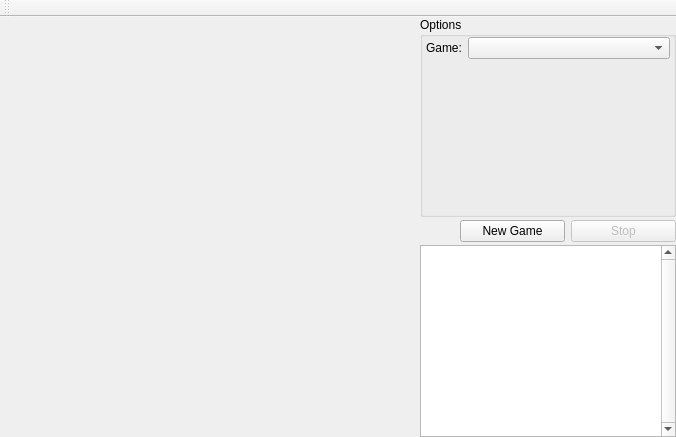
The window that src/chess/chess.ui (alekho77/chai) describes before a commit, drawn with Qt 5.
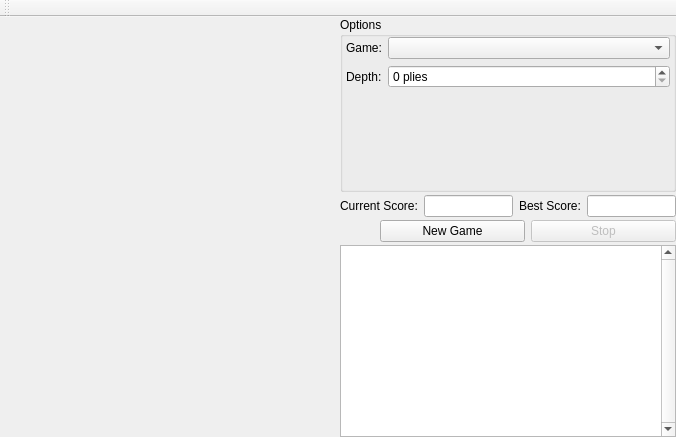
The same window after the commit. Icons and pictures are not drawn. Custom widgets are drawn as their Qt base class.

Diff of the .ui file:
```diff
--- a/src/chess/chess.ui
+++ b/src/chess/chess.ui
@@ -128,21 +128,146 @@
           </layout>
          </item>
          <item>
-          <spacer name="verticalSpacer">
-           <property name="orientation">
-            <enum>Qt::Vertical</enum>
+          <widget class="QStackedWidget" name="stackedWidgetOptions">
+           <property name="sizePolicy">
+            <sizepolicy hsizetype="Preferred" vsizetype="Preferred">
+             <horstretch>0</horstretch>
+             <verstretch>0</verstretch>
+            </sizepolicy>
            </property>
-           <property name="sizeHint" stdset="0">
-            <size>
-             <width>20</width>
-             <height>40</height>
-            </size>
+           <property name="currentIndex">
+            <number>1</number>
            </property>
-          </spacer>
+           <widget class="QWidget" name="pageManual"/>
+           <widget class="QWidget" name="pageGreedy">
+            <layout class="QVBoxLayout" name="verticalLayout_3">
+             <property name="spacing">
+              <number>3</number>
+             </property>
+             <property name="leftMargin">
+              <number>0</number>
+             </property>
+             <property name="topMargin">
+              <number>0</number>
+             </property>
+             <property name="rightMargin">
+              <number>0</number>
+             </property>
+             <property name="bottomMargin">
+              <number>0</number>
+             </property>
+             <item>
+              <layout class="QHBoxLayout" name="horizontalLayout_5">
+               <item>
+                <widget class="QLabel" name="label_4">
+                 <property name="sizePolicy">
+                  <sizepolicy hsizetype="Maximum" vsizetype="Preferred">
+                   <horstretch>0</horstretch>
+                   <verstretch>0</verstretch>
+                  </sizepolicy>
+                 </property>
+                 <property name="text">
+                  <string>Depth:</string>
+                 </property>
+                </widget>
+               </item>
+               <item>
+                <widget class="QSpinBox" name="spinBoxGreedyDepth">
+                 <property name="sizePolicy">
+                  <sizepolicy hsizetype="Preferred" vsizetype="Fixed">
+                   <horstretch>0</horstretch>
+                   <verstretch>0</verstretch>
+                  </sizepolicy>
+                 </property>
+                 <property name="suffix">
+                  <string> plies</string>
+                 </property>
+                </widget>
+               </item>
+              </layout>
+             </item>
+             <item>
+              <spacer name="verticalSpacer">
+               <property name="orientation">
+                <enum>Qt::Vertical</enum>
+               </property>
+               <property name="sizeHint" stdset="0">
+                <size>
+                 <width>20</width>
+                 <height>40</height>
+                </size>
+               </property>
+              </spacer>
+             </item>
+            </layout>
+           </widget>
+          </widget>
          </item>
         </layout>
        </widget>
       </item>
+      <item>
+       <layout class="QHBoxLayout" name="horizontalLayout_4">
+        <item>
+         <widget class="QLabel" name="label_2">
+          <property name="sizePolicy">
+           <sizepolicy hsizetype="Maximum" vsizetype="Preferred">
+            <horstretch>0</horstretch>
+            <verstretch>0</verstretch>
+           </sizepolicy>
+          </property>
+          <property name="text">
+           <string>Current Score:</string>
+          </property>
+         </widget>
+        </item>
+        <item>
+         <widget class="QLineEdit" name="lineEditCurScore">
+          <property name="sizePolicy">
+           <sizepolicy hsizetype="Ignored" vsizetype="Fixed">
+            <horstretch>0</horstretch>
+            <verstretch>0</verstretch>
+           </sizepolicy>
+          </property>
+          <property name="maxLength">
+           <number>15</number>
+          </property>
+          <property name="readOnly">
+           <bool>true</bool>
+          </property>
+         </widget>
+        </item>
+        <item>
+         <widget class="QLabel" name="label_3">
+          <property name="sizePolicy">
+           <sizepolicy hsizetype="Maximum" vsizetype="Preferred">
+            <horstretch>0</horstretch>
+            <verstretch>0</verstretch>
+           </sizepolicy>
+          </property>
+          <property name="text">
+           <string>Best Score:</string>
+          </property>
+         </widget>
+        </item>
+        <item>
+         <widget class="QLineEdit" name="lineEditBestScore">
+          <property name="sizePolicy">
+           <sizepolicy hsizetype="Ignored" vsizetype="Fixed">
+            <horstretch>0</horstretch>
+            <verstretch>0</verstretch>
+           </sizepolicy>
+          </property>
+          <property name="maxLength">
+           <number>15</number>
+          </property>
+          <property name="readOnly">
+           <bool>true</bool>
+          </property>
+         </widget>
+        </item>
+       </layout>
+      </item>
       <item>
        <layout class="QHBoxLayout" name="horizontalLayout_2">
         <item>
```
Left out of the diff: 39 changed lines with no effect on the pictures.
